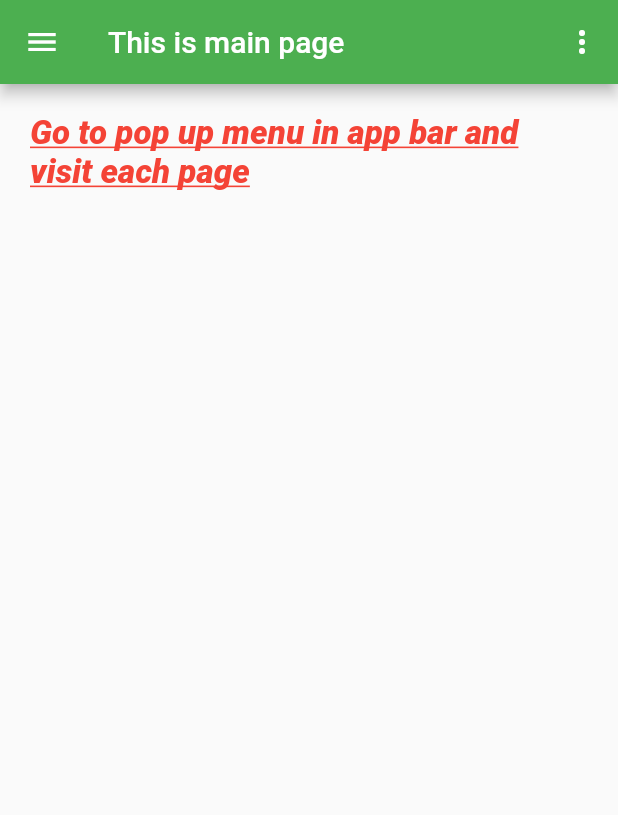
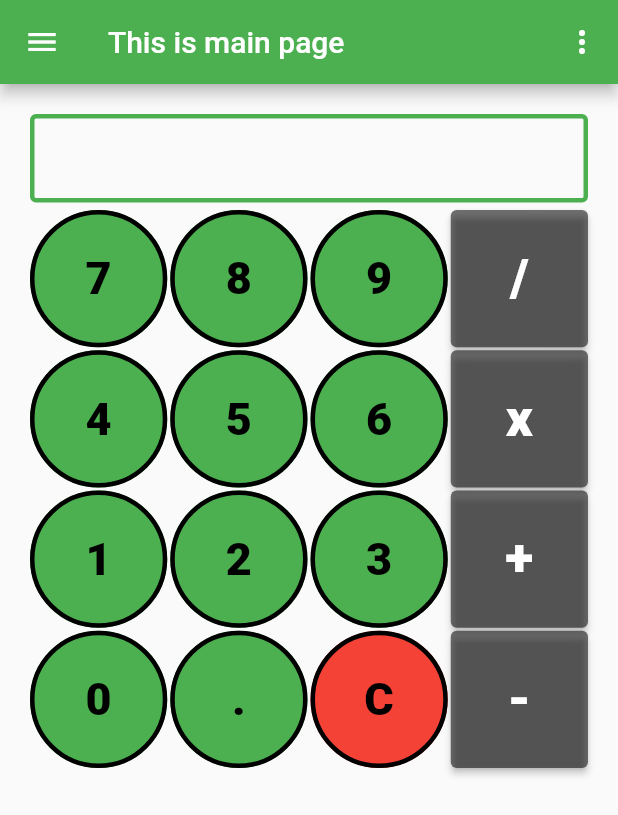
Before and after one commit to Abdullah6445/flutter_practice, a Flutter app: the screen it shows after launch, on a phone screen of 412 x 824 dp. Shown: the top 815 px of the screen. Run offline on Flutter 3.47's test engine with Material 3 defaults, Android fonts, the phone set to English and light mode, and no system bars.

Commit message:
created custom circular button

```diff
--- a/lib/PAGES/mainpage.dart
+++ b/lib/PAGES/mainpage.dart
@@ -7,6 +7,7 @@ import 'package:flutter_practice/PAGES/pageOne.dart';
 import 'package:flutter_practice/PAGES/pageSix.dart';
 import 'package:flutter_practice/PAGES/pageThree.dart';
 import 'package:flutter_practice/PAGES/pageTwo.dart';
+import 'package:flutter_practice/customWidgets/customCircularButton.dart';
 
 class mainPage extends StatefulWidget {
   const mainPage({super.key});
@@ -182,15 +183,134 @@ class _mainPageState extends State<mainPage> {
           ),
         ],
       ),
-      body: Padding(
-        padding: const EdgeInsets.all(20.0),
-        child: Text(
-          "Go to pop up menu in app bar and visit each page",
-          style: TextStyle(
-            color: Colors.red,
-            // backgroundColor: Colors.red.shade100,
-            decoration: TextDecoration.underline,
-            fontStyle: FontStyle.italic,
+      body: SingleChildScrollView(
+        child: Padding(
+          padding: const EdgeInsets.all(20.0),
+          child: Column(
+            children: [
+              TextFormField(
+                readOnly: true,
+                keyboardType: TextInputType.none,
+                decoration: InputDecoration(
+                  border: OutlineInputBorder(
+                    borderSide: BorderSide(color: Colors.green, width: 3),
+                  ),
+                  enabledBorder: OutlineInputBorder(
+                    borderSide: BorderSide(color: Colors.green, width: 3),
+                  ),
+                ),
+              ),
+              SizedBox(
+                height: 5,
+              ),
+              Container(
+                height: MediaQuery.of(context).size.height * (.5),
+                child: GridView.count(
+                  crossAxisCount: 4,
+                  crossAxisSpacing: 2,
+                  mainAxisSpacing: 2,
+                  children: [
+                    customCircularButton(
+                      text: "7",
+                      callback: () {},
+                    ),
+                    customCircularButton(
+                      text: "8",
+                      callback: () {},
+                    ),
+                    customCircularButton(
+                      text: "9",
+                      callback: () {},
+                    ),
+                    ElevatedButton(
+                      style: ElevatedButton.styleFrom(
+                          backgroundColor: Colors.black54),
+                      onPressed: () {},
+                      child: Text(
+                        "/",
+                        style: TextStyle(
+                          fontSize: 35,
+                          fontWeight: FontWeight.w900,
+                        ),
+                      ),
+                    ),
+                    customCircularButton(
+                      text: "4",
+                      callback: () {},
+                    ),
+                    customCircularButton(
+                      text: "5",
+                      callback: () {},
+                    ),
+                    customCircularButton(
+                      text: "6",
+                      callback: () {},
+                    ),
+                    ElevatedButton(
+                      style: ElevatedButton.styleFrom(
+                          backgroundColor: Colors.black54),
+                      onPressed: () {},
+                      child: Text(
+                        "x",
+                        style: TextStyle(
+                          fontSize: 35,
+                          fontWeight: FontWeight.w900,
+                        ),
+                      ),
+                    ),
+                    customCircularButton(
+                      text: "1",
+                      callback: () {},
+                    ),
+                    customCircularButton(
+                      text: "2",
+                      callback: () {},
+                    ),
+                    customCircularButton(
+                      text: "3",
+                      callback: () {},
+                    ),
+                    ElevatedButton(
+                      style: ElevatedButton.styleFrom(
+                          backgroundColor: Colors.black54),
+                      onPressed: () {},
+                      child: Text(
+                        "+",
+                        style: TextStyle(
+                          fontSize: 35,
+                          fontWeight: FontWeight.w900,
+                        ),
+                      ),
+                    ),
+                    customCircularButton(
+                      text: "0",
+                      callback: () {},
+                    ),
+                    customCircularButton(
+                      text: ".",
+                      callback: () {},
+                    ),
+                    customCircularButton(
+                      text: "C",
+                      bgColor: Colors.red,
+                      callback: () {},
+                    ),
+                    ElevatedButton(
+                      style: ElevatedButton.styleFrom(
+                          backgroundColor: Colors.black54),
+                      onPressed: () {},
+                      child: Text(
+                        "-",
+                        style: TextStyle(
+                          fontSize: 35,
+                          fontWeight: FontWeight.w900,
+                        ),
+                      ),
+                    ),
+                  ],
+                ),
+              ),
+            ],
           ),
         ),
       ),
--- /dev/null
+++ b/lib/customWidgets/customCircularButton.dart
@@ -0,0 +1,34 @@
+import 'package:flutter/material.dart';
+
+class customCircularButton extends StatelessWidget {
+  final String text;
+  final VoidCallback? callback;
+  final Color? bgColor;
+
+  const customCircularButton({
+    super.key,
+    required this.text,
+    this.callback,
+    this.bgColor = Colors.green,
+  });
+
+  @override
+  Widget build(BuildContext context) {
+    return TextButton(
+      style: ElevatedButton.styleFrom(
+        backgroundColor: bgColor,
+        shape: CircleBorder(
+          side: BorderSide(color: Colors.black, width: 3),
+        ),
+      ),
+      onPressed: () {
+        callback!();
+      },
+      child: Text(
+        text,
+        style: TextStyle(
+            color: Colors.black, fontSize: 30, fontWeight: FontWeight.w900),
+      ),
+    );
+  }
+}
```
